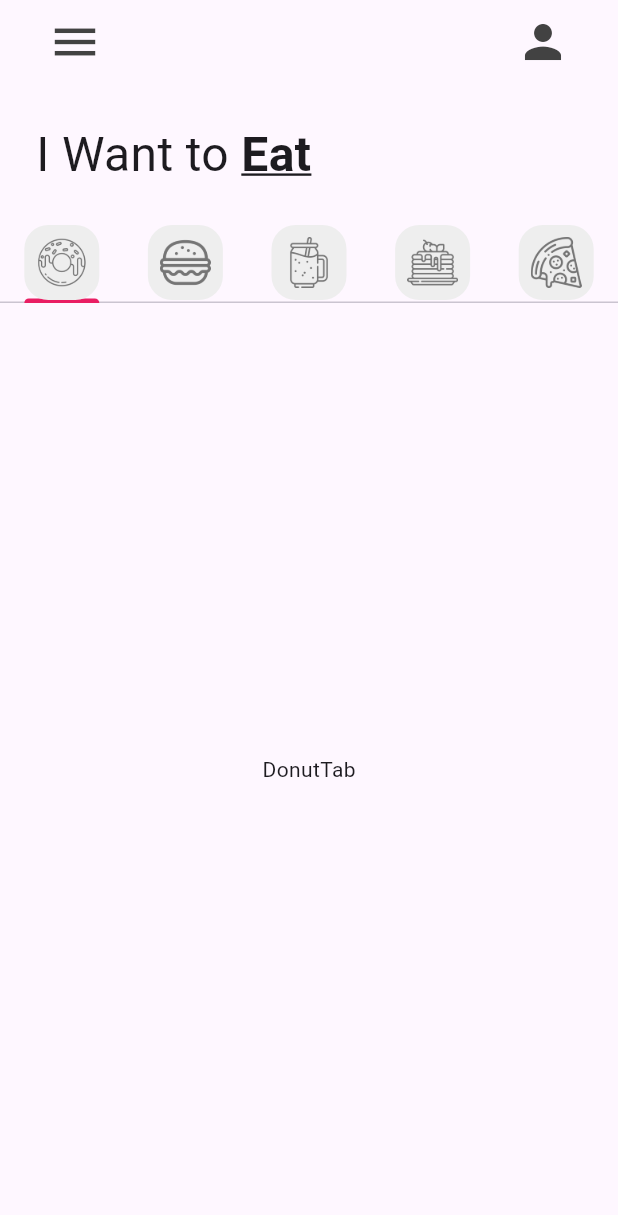
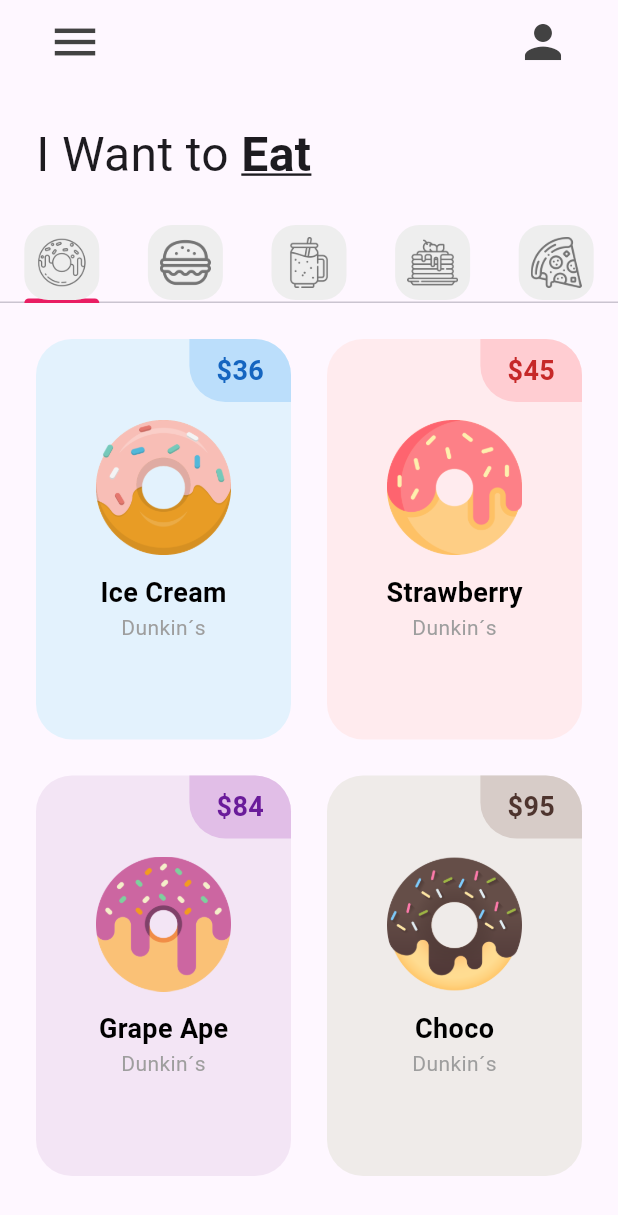
Before and after one commit to cedrovich/reto1_donut_app_edrick_leon, a Flutter app: the screen it shows after launch, on a phone screen of 412 x 824 dp. Shown: the top 1215 px of the screen. Run offline on Flutter 3.47's test engine with Material 3 defaults, Android fonts, the light colour scheme and no system bars.

Commit message:
Donut tile

```diff
--- a/lib/pages/home_page.dart
+++ b/lib/pages/home_page.dart
@@ -58,7 +58,7 @@
             //Tap bar
             TabBar(tabs: myTabs),
             //Tap bar view
-            const Expanded(child: TabBarView(children: [
+            Expanded(child: TabBarView(children: [
               //Donut
               DonutTab(),
               //Burger
--- a/lib/tab/donut_tab.dart
+++ b/lib/tab/donut_tab.dart
@@ -1,14 +1,33 @@
 import 'package:flutter/material.dart';
+import 'package:reto1_donut_app_edrick_leon/utils/donut_tile.dart';
 
 class DonutTab extends StatelessWidget {
-  const DonutTab({super.key});
+
+  //list of donuts
+  final List donutOnSale = [
+    // [donutFlavor, donutPrice, donutColor, imageName]
+    ["Ice Cream", "36", Colors.blue, "lib/images/icecream_donut.png"],
+    ["Strawberry", "45", Colors.red, "lib/images/strawberry_donut.png"],
+    ["Grape Ape", "84", Colors.purple, "lib/images/grape_donut.png"],
+    ["Choco", "95", Colors.brown, "lib/images/chocolate_donut.png"],
+  ];
+
+  DonutTab({super.key});
 
   @override
   Widget build(BuildContext context) {
-    return Container(
-        child: const Center(
-          child: Text('DonutTab'),
-        ),
+    return GridView.builder(
+      itemCount: donutOnSale.length,
+      padding: EdgeInsets.all(12),
+      gridDelegate: SliverGridDelegateWithFixedCrossAxisCount(crossAxisCount: 2, childAspectRatio: 1 / 1.5),
+      itemBuilder: (context, index) {
+        return DonutTile (
+        donutFlavor: donutOnSale[index][0],
+        donutPrice: donutOnSale[index][1],
+        donutColor: donutOnSale[index][2],
+        imageName: donutOnSale[index][3],
+        );
+      }
     );
   }
 }
--- /dev/null
+++ b/lib/utils/donut_tile.dart
@@ -0,0 +1,68 @@
+import 'package:flutter/material.dart';
+
+class DonutTile extends StatelessWidget {
+  final String donutFlavor;
+  final String donutPrice;
+  final dynamic donutColor;
+  final String imageName; // Cambiado de String a Dynamic
+
+  final double borderRadius = 24;
+
+  const DonutTile({
+    super.key,
+    required this.donutFlavor,
+    required this.donutPrice,
+    this.donutColor,
+    required this.imageName,
+  });
+
+  @override
+  Widget build(BuildContext context) {
+    return Padding(
+      padding: const EdgeInsets.all(12),
+      child: Container(
+        decoration: BoxDecoration(
+          color: donutColor[50],
+          borderRadius: BorderRadius.circular(borderRadius),
+        ),
+        child: Column(
+          children: [
+            Row(
+              mainAxisAlignment: MainAxisAlignment.end,
+              children: [
+                Container(
+                  decoration: BoxDecoration(
+                    color: donutColor[100],
+                    borderRadius: BorderRadius.only(
+                      topRight: Radius.circular(borderRadius),
+                      bottomLeft: Radius.circular(borderRadius),
+                    ),
+                  ),
+                  padding:
+                      const EdgeInsets.symmetric(vertical: 8, horizontal: 18),
+                  child: Text(
+                    '\$$donutPrice',
+                    style: TextStyle(
+                      fontWeight: FontWeight.bold,
+                      fontSize: 18,
+                      color: donutColor[800],
+                    ),
+                  ),
+                )
+              ],
+            ),
+            // Imagen de la dona
+            Padding(
+              padding:
+                  const EdgeInsets.symmetric(horizontal: 40, vertical: 12),
+              child: Image.asset(imageName),
+            ),
+            // Nombre de la dona
+            Text(donutFlavor, style: const TextStyle(fontSize: 18, fontWeight: FontWeight.bold, color: Colors.black,),),
+            const Text('Dunkin´s', style: TextStyle(fontSize: 14, color: Colors.grey),),
+          ],
+        ),
+      ),
+    );
+  }
+}
```
